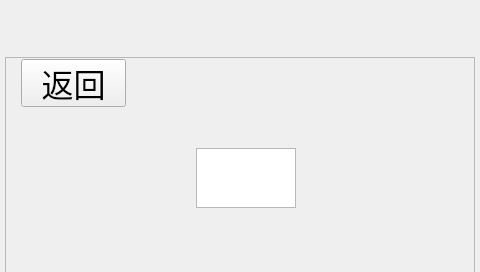
Kmv-Lin/Sensetime-sweeper, file test_sweeper/today_mission.ui: the form before one commit.
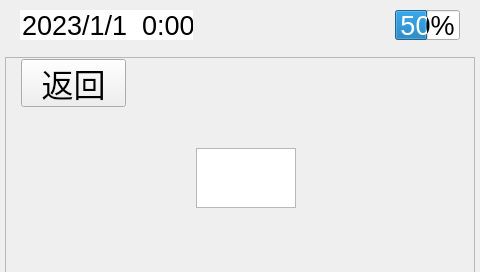
The form after the commit. Icons and pictures are not drawn.

Patch:
```diff
--- a/test_sweeper/today_mission.ui
+++ b/test_sweeper/today_mission.ui
@@ -111,13 +111,204 @@
    <property name="geometry">
     <rect>
      <x>0</x>
-     <y>50</y>
+     <y>-1</y>
      <width>480</width>
-     <height>220</height>
+     <height>271</height>
     </rect>
    </property>
    <property name="styleSheet">
-    <string notr="true">background-image: url(:/new/picture/mission_interface/mission_bakg.png);</string>
+    <string notr="true">background-image: url(:/new/picture/mainpicture1.png);</string>
+   </property>
+   <property name="text">
+    <string/>
+   </property>
+  </widget>
+  <widget class="QLabel" name="batter_1">
+   <property name="geometry">
+    <rect>
+     <x>395</x>
+     <y>10</y>
+     <width>63</width>
+     <height>30</height>
+    </rect>
+   </property>
+   <property name="font">
+    <font>
+     <pointsize>20</pointsize>
+     <weight>75</weight>
+     <bold>true</bold>
+    </font>
+   </property>
+   <property name="styleSheet">
+    <string notr="true">background-image: url(:/new/picture/batte1.png);</string>
+   </property>
+   <property name="text">
+    <string/>
+   </property>
+   <property name="alignment">
+    <set>Qt::AlignCenter</set>
+   </property>
+  </widget>
+  <widget class="QLabel" name="batter_2">
+   <property name="geometry">
+    <rect>
+     <x>397</x>
+     <y>10</y>
+     <width>63</width>
+     <height>30</height>
+    </rect>
+   </property>
+   <property name="styleSheet">
+    <string notr="true">background-image: url(:/new/picture/batter3.png);</string>
+   </property>
+   <property name="text">
+    <string/>
+   </property>
+  </widget>
+  <widget class="QDateTimeEdit" name="dateTimeEdit">
+   <property name="geometry">
+    <rect>
+     <x>20</x>
+     <y>10</y>
+     <width>173</width>
+     <height>30</height>
+    </rect>
+   </property>
+   <property name="font">
+    <font>
+     <pointsize>20</pointsize>
+    </font>
+   </property>
+   <property name="focusPolicy">
+    <enum>Qt::NoFocus</enum>
+   </property>
+   <property name="contextMenuPolicy">
+    <enum>Qt::DefaultContextMenu</enum>
+   </property>
+   <property name="acceptDrops">
+    <bool>false</bool>
+   </property>
+   <property name="toolTip">
+    <string/>
+   </property>
+   <property name="autoFillBackground">
+    <bool>true</bool>
+   </property>
+   <property name="wrapping">
+    <bool>false</bool>
+   </property>
+   <property name="frame">
+    <bool>false</bool>
+   </property>
+   <property name="readOnly">
+    <bool>false</bool>
+   </property>
+   <property name="buttonSymbols">
+    <enum>QAbstractSpinBox::NoButtons</enum>
+   </property>
+   <property name="specialValueText">
+    <string/>
+   </property>
+   <property name="correctionMode">
+    <enum>QAbstractSpinBox::CorrectToPreviousValue</enum>
+   </property>
+   <property name="keyboardTracking">
+    <bool>true</bool>
+   </property>
+   <property name="dateTime">
+    <datetime>
+     <hour>0</hour>
+     <minute>0</minute>
+     <second>0</second>
+     <year>2023</year>
+     <month>1</month>
+     <day>1</day>
+    </datetime>
+   </property>
+   <property name="date">
+    <date>
+     <year>2023</year>
+     <month>1</month>
+     <day>1</day>
+    </date>
+   </property>
+   <property name="displayFormat">
+    <string>yyyy/M/d  h:mm</string>
+   </property>
+   <property name="timeSpec">
+    <enum>Qt::LocalTime</enum>
+   </property>
+  </widget>
+  <widget class="QLabel" name="sign_label">
+   <property name="geometry">
+    <rect>
+     <x>249</x>
+     <y>0</y>
+     <width>61</width>
+     <height>50</height>
+    </rect>
+   </property>
+   <property name="font">
+    <font>
+     <pointsize>20</pointsize>
+    </font>
+   </property>
+   <property name="styleSheet">
+    <string notr="true">background-image: url(:/new/picture/WIFI_good.png);</string>
+   </property>
+   <property name="text">
+    <string/>
+   </property>
+  </widget>
+  <widget class="QProgressBar" name="BatterBar">
+   <property name="geometry">
+    <rect>
+     <x>395</x>
+     <y>10</y>
+     <width>65</width>
+     <height>30</height>
+    </rect>
+   </property>
+   <property name="font">
+    <font>
+     <pointsize>20</pointsize>
+    </font>
+   </property>
+   <property name="layoutDirection">
+    <enum>Qt::LeftToRight</enum>
+   </property>
+   <property name="autoFillBackground">
+    <bool>false</bool>
+   </property>
+   <property name="styleSheet">
+    <string notr="true"/>
+   </property>
+   <property name="value">
+    <number>50</number>
+   </property>
+   <property name="alignment">
+    <set>Qt::AlignCenter</set>
+   </property>
+   <property name="textVisible">
+    <bool>true</bool>
+   </property>
+  </widget>
+  <widget class="QLabel" name="water_label">
+   <property name="geometry">
+    <rect>
+     <x>324</x>
+     <y>0</y>
+     <width>51</width>
+     <height>50</height>
+    </rect>
+   </property>
+   <property name="font">
+    <font>
+     <pointsize>20</pointsize>
+    </font>
+   </property>
+   <property name="styleSheet">
+    <string notr="true">background-image: url(:/new/picture/water_middle.png);</string>
    </property>
    <property name="text">
     <string/>
```
Left out of the diff: 6 changed lines with no effect on the pictures.
